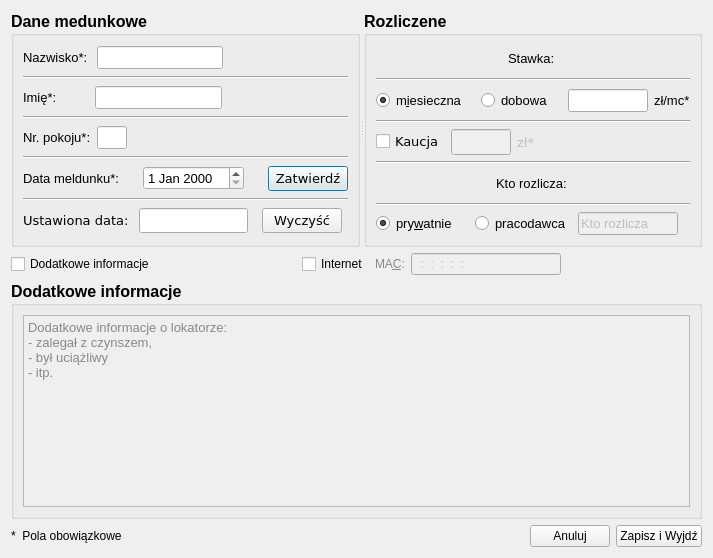
First picture: the form in okno_dodaj_lokatora.ui, repository Ogon12/menadzer_lokatorow, before the edit.
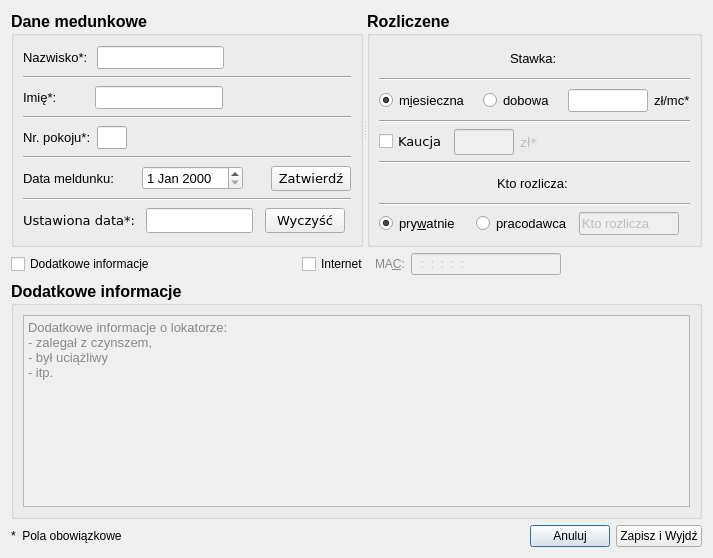
Second picture: the form after the edit.

Commit message: zmieniono pole kontroli zapisu z daty na pole zatwierdzona data\n Wyłączone automatyczne podświetlene przycisków

```diff
--- a/okno_dodaj_lokatora.ui
+++ b/okno_dodaj_lokatora.ui
@@ -242,7 +242,7 @@
             </font>
            </property>
            <property name="text">
-            <string>Data meldunku*:</string>
+            <string>Data meldunku:</string>
            </property>
           </widget>
          </item>
@@ -308,6 +308,12 @@
            <property name="text">
             <string>Zatwierdź</string>
            </property>
+           <property name="autoDefault">
+            <bool>false</bool>
+           </property>
+           <property name="default">
+            <bool>false</bool>
+           </property>
           </widget>
          </item>
         </layout>
@@ -332,7 +338,7 @@
             </font>
            </property>
            <property name="text">
-            <string>Ustawiona data: </string>
+            <string>Ustawiona data*: </string>
            </property>
           </widget>
          </item>
@@ -342,6 +348,8 @@
             <font>
              <family>DejaVu Sans</family>
              <pointsize>10</pointsize>
+             <weight>50</weight>
+             <bold>false</bold>
             </font>
            </property>
            <property name="inputMethodHints">
@@ -354,7 +362,7 @@
             <bool>true</bool>
            </property>
            <property name="clearButtonEnabled">
-            <bool>true</bool>
+            <bool>false</bool>
            </property>
           </widget>
          </item>
@@ -396,6 +404,9 @@
            <property name="text">
             <string>Wyczyść</string>
            </property>
+           <property name="autoDefault">
+            <bool>false</bool>
+           </property>
           </widget>
          </item>
          <item>
```
Left out of the diff: 10 changed lines with no effect on the pictures. The commit also changes 4 other files.
